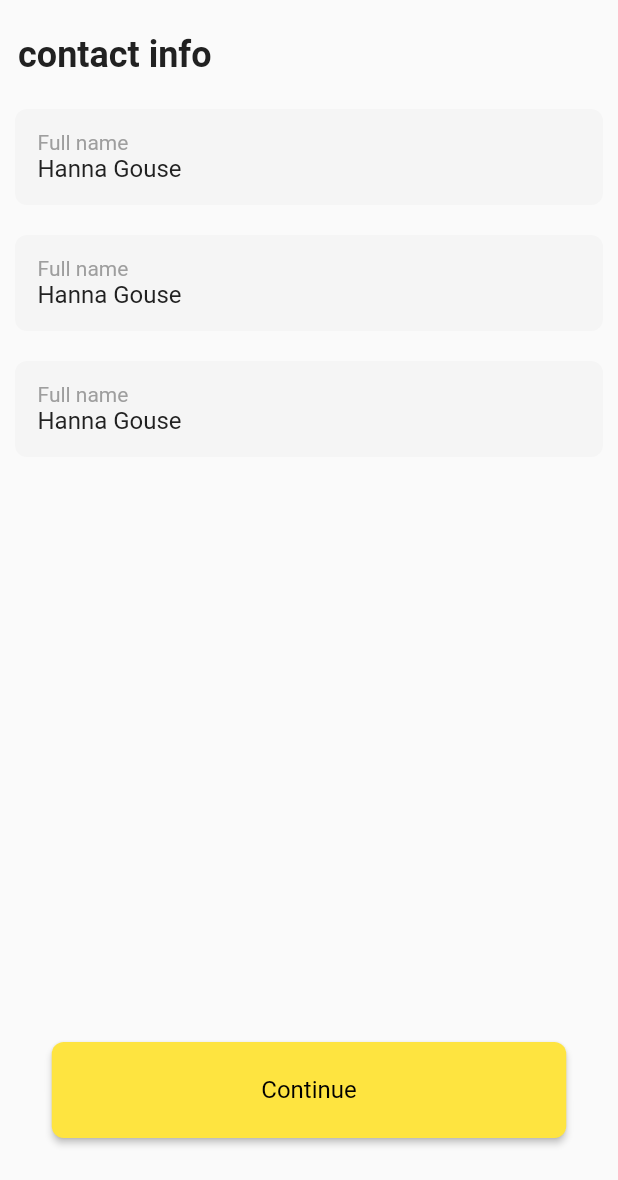
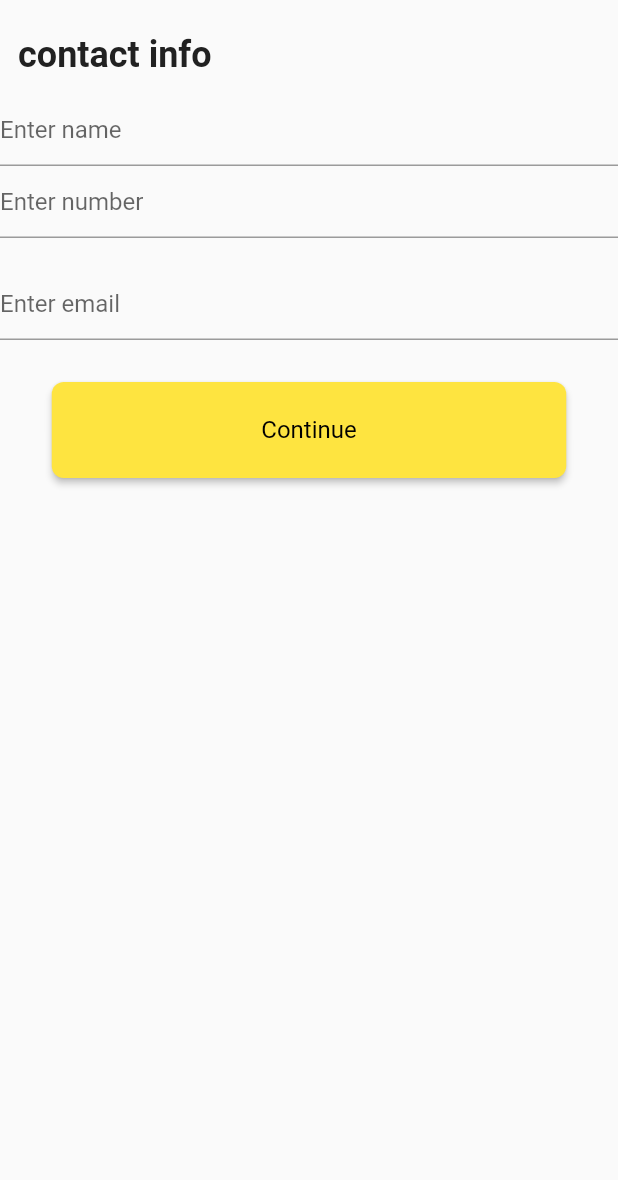
Before and after one commit to krushikapolra45/ulmo, a Flutter app: the ContactInfoScreen screen opened directly, on a phone screen of 412 x 824 dp, the part 56-1236 px from its top. Run offline on Flutter 3.47's test engine with Material 2 defaults, Android fonts, the light colour scheme and no system bars.

Commit message:
screen complete

```diff
--- a/lib/common_widget/contect_details_common.dart
+++ /dev/null
@@ -1,49 +0,0 @@
-import 'package:flutter/material.dart';
-
-class ContactDetailsCommon extends StatelessWidget {
-  final String? name;
-  final String? detail;
-  const ContactDetailsCommon({Key? key, this.name, this.detail}) : super(key: key);
-
-  @override
-  Widget build(BuildContext context) {
-    return Column(
-      children: [
-        Padding(
-          padding: const EdgeInsets.all(10),
-          child: Container(
-            height: 64,
-            width: double.infinity,
-            decoration: BoxDecoration(
-              color: const Color(0xFFF5F5F5),
-              borderRadius: BorderRadius.circular(8),
-            ),
-            child: Padding(
-              padding: const EdgeInsets.only(left: 15),
-              child: Column(
-                crossAxisAlignment: CrossAxisAlignment.start,
-                mainAxisAlignment: MainAxisAlignment.center,
-                children: [
-                  Text(
-                    name ?? "",
-                    style: const TextStyle(
-                      fontSize: 14,
-                      color: Color(0xFF9E9E9E),
-                    ),
-                  ),
-                  Text(
-                    detail ?? "",
-                    style: const TextStyle(
-                      fontSize: 16,
-                      color: Color(0xFF212121),
-                    ),
-                  ),
-                ],
-              ),
-            ),
-          ),
-        ),
-      ],
-    );
-  }
-}
--- a/lib/contect_info_screen.dart
+++ b/lib/contect_info_screen.dart
@@ -1,5 +1,4 @@
 import 'package:flutter/material.dart';
-import 'package:ulmo/common_widget/contect_details_common.dart';
 import 'package:ulmo/common_widget/contect_title_common.dart';
 import 'package:ulmo/common_widget/elevated_common.dart';
 
@@ -11,17 +10,25 @@ class ContactInfoScreen extends StatefulWidget {
 }
 
 class _ContactInfoScreenState extends State<ContactInfoScreen> {
+  TextEditingController nameController = TextEditingController();
+  TextEditingController numberController = TextEditingController();
+  TextEditingController emailController = TextEditingController();
+
+  GlobalKey<FormState> formKey = GlobalKey<FormState>();
+
   @override
   Widget build(BuildContext context) {
-    return const Scaffold(
+    return Scaffold(
       body: SafeArea(
+        child: Form(
+          key: formKey,
           child: Column(
             children: [
-            ContactTitleCommon(
+              const ContactTitleCommon(
                 title: "Checkout",
                 name: "1 of 3",
               ),
-            Padding(
+              const Padding(
                 padding: EdgeInsets.all(12),
                 child: Align(
                   alignment: Alignment.topLeft,
@@ -35,20 +42,51 @@ class _ContactInfoScreenState extends State<ContactInfoScreen> {
                   ),
                 ),
               ),
-            ContactDetailsCommon(
-              name: "Full name",
-              detail: "Hanna Gouse",
+              TextFormField(
+                controller: nameController,
+                textInputAction: TextInputAction.next,
+                keyboardType: TextInputType.name,
+                validator: (value) {
+                  if (value!.isEmpty) {
+                    return "please enter name.";
+                  }
+                  return null;
+                },
+                decoration: const InputDecoration(
+                  hintText: "Enter name",
                 ),
-            ContactDetailsCommon(
-              name: "Full name",
-              detail: "Hanna Gouse",
               ),
-            ContactDetailsCommon(
-              name: "Full name",
-              detail: "Hanna Gouse",
+              TextFormField(
+                controller: numberController,
+                textInputAction: TextInputAction.next,
+                keyboardType: TextInputType.name,
+                validator: (value) {
+                  if (value != "123456") {
+                    return "please enter right number.";
+                  }
+                  return null;
+                },
+                decoration: const InputDecoration(
+                  hintText: "Enter number",
                 ),
-            Spacer(),
-            Padding(
+              ),
+              const SizedBox(height: 20),
+              TextFormField(
+                controller: emailController,
+                textInputAction: TextInputAction.next,
+                keyboardType: TextInputType.name,
+                validator: (value) {
+                  if (RegExp(r"^[a-zA-Z0-9.a-zA-Z0-9.!#$%&'*+-/=?^_`{|}~]+@[a-zA-Z0-9]+\.[a-zA-Z]+").hasMatch(value!)) {
+                    return "please enter right Email";
+                  }
+                  return null;
+                },
+                decoration: const InputDecoration(
+                  hintText: "Enter email",
+                ),
+              ),
+              const SizedBox(height: 20),
+              const Padding(
                 padding: EdgeInsets.only(bottom: 20),
                 child: ElevatedCommon(
                   width: 343,
@@ -56,7 +94,20 @@ class _ContactInfoScreenState extends State<ContactInfoScreen> {
                   elevated: "Continue",
                 ),
               ),
+              // ElevatedButton(
+              //   onPressed: () {
+              //     if (formKey.currentState!.validate()) {
+              //       debugPrint("Is valid");
+              //     } else {
+              //       debugPrint("Is not valid");
+              //     }
+              //   },
+              //   child: const Text(
+              //     "submit",
+              //   ),
+              // ),
             ],
+          ),
         ),
       ),
     );
--- a/lib/main.dart
+++ b/lib/main.dart
@@ -1,4 +1,5 @@
 import 'package:flutter/material.dart';
+import 'package:ulmo/contect_info_screen.dart';
 import 'package:ulmo/order_screen.dart';
 
 void main() {
@@ -20,7 +21,7 @@ class MyApp extends StatelessWidget {
           ),
       // initialRoute: Routename.initialRoute,
       // routes: AppRoute().approutes,
-      home: OrderScreen(),
+      home: ContactInfoScreen(),
     );
   }
 }
--- a/pubspec.yaml
+++ b/pubspec.yaml
@@ -78,9 +78,9 @@ flutter:
   fonts:
     - family: Poppins
       fonts:
-        - asset: fonts/Poppins-Bold.ttf
-        - asset: fonts/Poppins-Medium.ttf
-        - asset: fonts/Poppins-Regular.ttf
+        - asset: assets/fonts/Poppins-Bold.ttf
+        - asset: assets/fonts/Poppins-Medium.ttf
+        - asset: assets/fonts/Poppins-Regular.ttf
   #         style: italic
   #   - family: Trajan Pro
   #     fonts:
```
Lines whose indentation alone changed are shown as unchanged.
